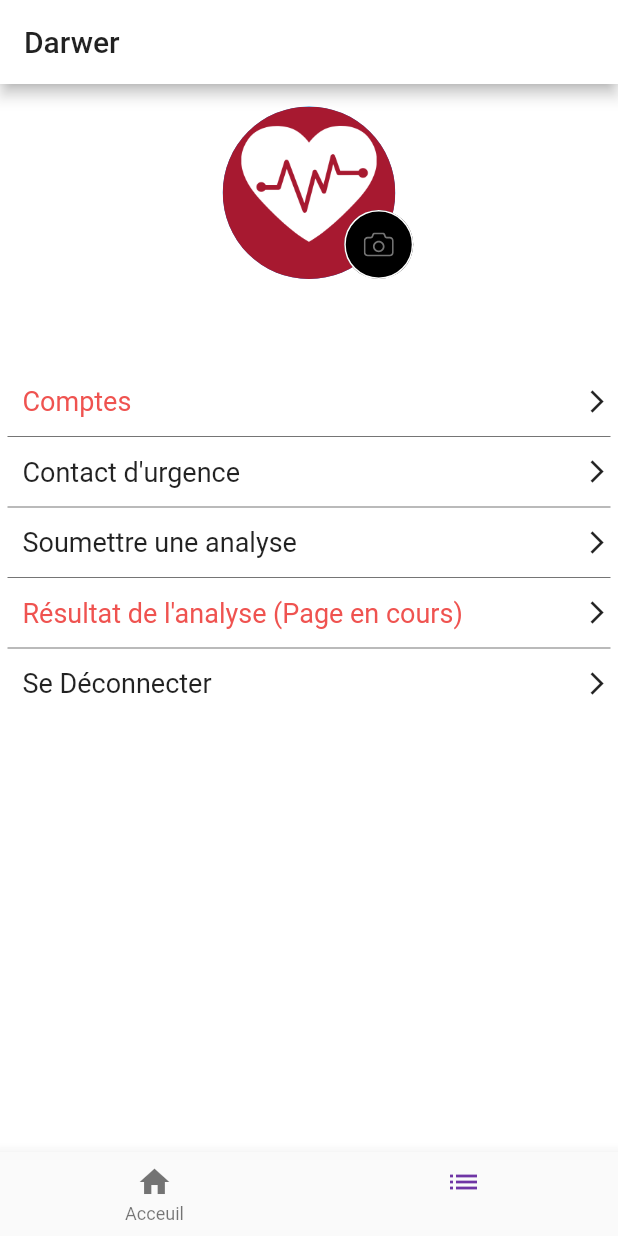
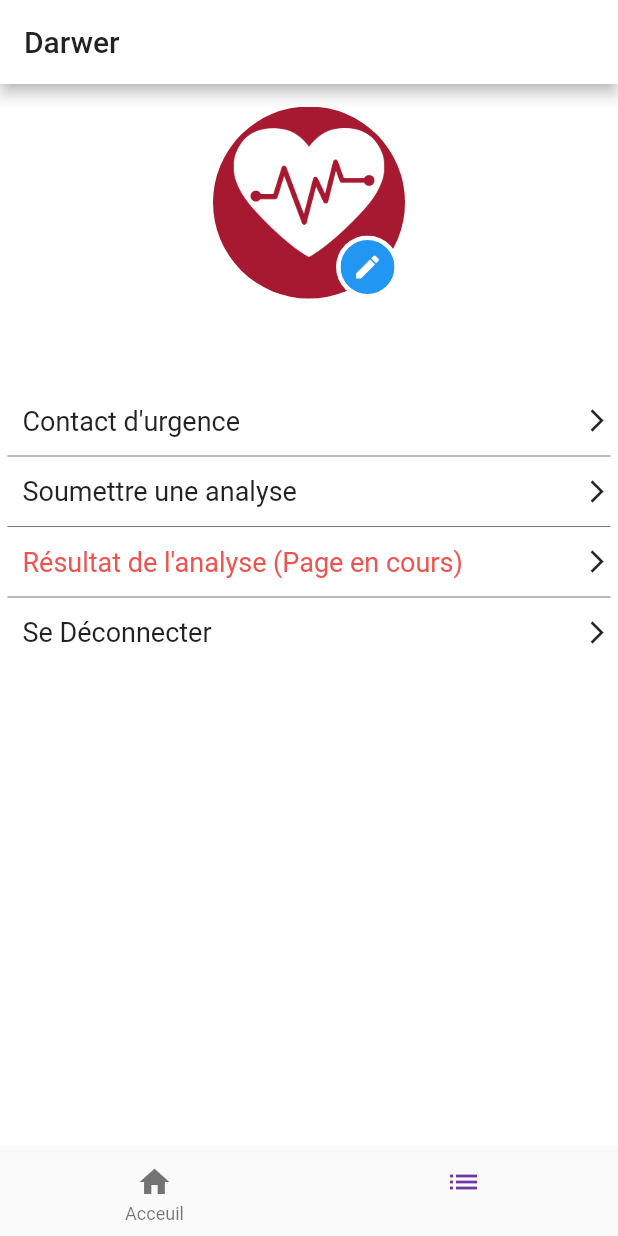
Before and after one commit to johlamie/healthCare, a Flutter app: the screen it shows once a user with an empty profile is signed in, swiped to page 2, on a phone screen of 412 x 824 dp. Run offline on Flutter 3.47's test engine with Material 2 defaults, Android fonts, the phone set to English and light mode, and no system bars; our stand-ins replace cloud_firestore, date_field, firebase_auth, firebase_core, flutter_svg; missing offline and left inert: dart:ffi, health; accounts and stored records are empty; project files that could hold a hidden picture were left out.

Commit message:
Ajout de l'icone edit pour modifier rediriger vers la page de modification de compte

```diff
--- a/lib/Screens/Drawer/components/body.dart
+++ b/lib/Screens/Drawer/components/body.dart
@@ -7,6 +7,7 @@ import 'package:healtcare/Screens/FormulaireInscription/formulaire.dart';
 import 'package:healtcare/Screens/Welcome/welcome_screen.dart';
 import 'package:healtcare/Screens/emergencyContact/emergencyContact.dart';
 import 'package:healtcare/Screens/predictionScreen/predictionScreen.dart';
+import 'package:healtcare/components/profil_widget.dart';
 import 'package:healtcare/components/userLoginService.dart';
 import 'profilPictures.dart';
 
@@ -28,10 +29,20 @@ class Body extends StatelessWidget {
       padding: const EdgeInsets.symmetric(horizontal: 5, vertical: 15),
       child: Column(
         children: [
-          PhotoDeProfil(),
-          SizedBox(
-            height: 10,
+          ProfileWidget(
+            imagePath: "assets/images/healthCareLogo.png",
+            onClicked: () async {
+              Navigator.push(
+                context,
+                MaterialPageRoute(
+                  builder: (context) {
+                    return AccountPage();
+                  },
+                ),
+              );
+            },
           ),
+          SizedBox(height: 10),
           FutureBuilder<DocumentSnapshot>(
               future: contact.doc(getUid()).get(),
               builder: (BuildContext context,
@@ -63,7 +74,7 @@ class Body extends StatelessWidget {
           SizedBox(
             height: 35,
           ),
-          PageDrawerBoutton(
+          /*PageDrawerBoutton(
             titre: "Comptes",
             press: () {
               Navigator.push(
@@ -80,7 +91,7 @@ class Body extends StatelessWidget {
           Divider(
             color: Colors.black54,
             //thickness: 10, // pour l'epaissair du diviseur
-          ),
+          ),*/
           PageDrawerBoutton(
             titre: "Contact d'urgence",
             press: () {
```
